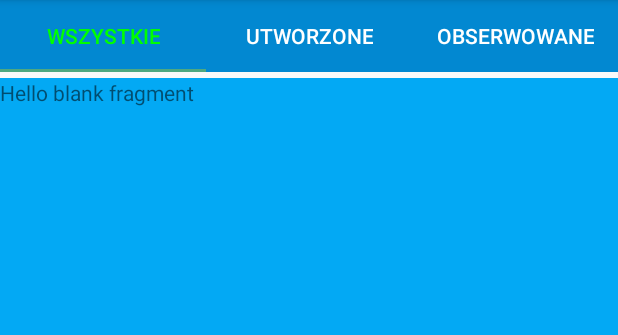
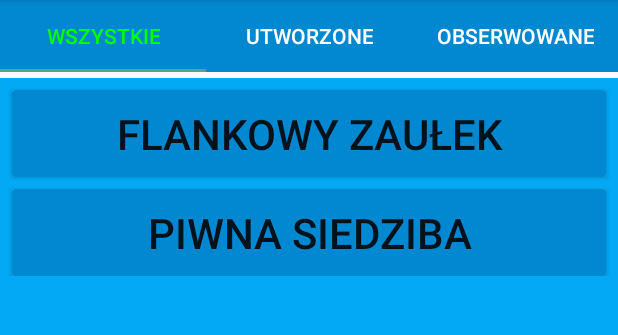
Before and after one commit to wavelus/miasteczko, an Android app: the AllEventsFragment screen opened directly, with no data from a screen before it, on a phone screen of 412 x 824 dp, the part 84-419 px from its top. Run offline under Robolectric (Android 15) with nearby library versions, the phone set to English and light mode, and no system bars; our stand-ins replace Firebase (no records; nobody signed in at launch, a user with empty details on screens opened directly).

Commit message:
added ScrollView to listing events by tables

```diff
--- a/app/src/main/java/com/wavelus/miasteczko/fragments/AllEventsFragment.kt
+++ b/app/src/main/java/com/wavelus/miasteczko/fragments/AllEventsFragment.kt
@@ -3,19 +3,66 @@ package com.wavelus.miasteczko.fragments
 
 import android.os.Bundle
 import android.support.v4.app.Fragment
+import android.support.v7.widget.LinearLayoutManager
 import android.view.LayoutInflater
 import android.view.View
 import android.view.ViewGroup
+import android.widget.Toast
+import com.firebase.ui.database.FirebaseRecyclerOptions
+import com.google.firebase.database.FirebaseDatabase
 
 import com.wavelus.miasteczko.R
+import kotlinx.android.synthetic.main.fragment_all_events.*
+import com.google.firebase.database.Query
+import com.wavelus.miasteczko.adapters.EventsAdapter
+import com.wavelus.miasteczko.models.MyEvent
+
+
+class AllEventsFragment : Fragment() {
+    var queryEventsFromFlanki: Query = FirebaseDatabase.getInstance().reference.child("events")
+    var optionsOfFlanki: FirebaseRecyclerOptions<MyEvent> = FirebaseRecyclerOptions.Builder<MyEvent>()
+        .setQuery(queryEventsFromFlanki,
+            MyEvent::class.java)
+        .setLifecycleOwner(this)
+        .build()
+    var adapterOfFlanki: EventsAdapter = EventsAdapter(optionsOfFlanki)
+    var adapterOfPiwnaSiedziba: EventsAdapter = EventsAdapter(optionsOfFlanki)
+
+    override fun onCreateView(inflater: LayoutInflater, container: ViewGroup?,
+                              savedInstanceState: Bundle?): View? {
+        return inflater!!.inflate(R.layout.fragment_all_events, container, false)
+    }
 
 
 
-class AllEventsFragment : Fragment() {
-    override fun onCreateView(inflater: LayoutInflater, container: ViewGroup?,
-                              savedInstanceState: Bundle?): View? {
-        // Inflate the layout for this fragment
-        return inflater!!.inflate(R.layout.fragment_all_events, container, false)
+    override fun onViewCreated(view: View, savedInstanceState: Bundle?) {
+        super.onViewCreated(view, savedInstanceState)
+
+        var linearLayoutManager = LinearLayoutManager(context, LinearLayoutManager.VERTICAL,false)
+        var linearLayoutManager2 = LinearLayoutManager(context, LinearLayoutManager.VERTICAL,false)
+        tableFlankiRecyclerView.setHasFixedSize(true)
+        tableFlankiRecyclerView.layoutManager = linearLayoutManager
+        tableFlankiRecyclerView.adapter = adapterOfFlanki
+
+        tablePiwnaSiedzibaRecyclerView.setHasFixedSize(true)
+        tablePiwnaSiedzibaRecyclerView.layoutManager = linearLayoutManager2
+        tablePiwnaSiedzibaRecyclerView.adapter = adapterOfPiwnaSiedziba
+
+        tableFlankiBtn.setOnClickListener {
+            Toast.makeText(context, "Click!",Toast.LENGTH_LONG).show()
+            if(tableFlankiRecyclerView.visibility.equals(View.GONE) ){
+                tableFlankiRecyclerView.visibility= View.VISIBLE
+            }else{
+                tableFlankiRecyclerView.visibility= View.GONE
+            }
+        }
+
+        tablePiwnaSiedzibaBtn.setOnClickListener {
+            if(tablePiwnaSiedzibaRecyclerView.visibility.equals(View.GONE)){
+                tablePiwnaSiedzibaRecyclerView.visibility = View.VISIBLE
+            }else{
+                tablePiwnaSiedzibaRecyclerView.visibility = View.GONE
+            }
+        }
     }
-
 }
--- a/app/src/main/res/layout/activity_create_event.xml
+++ b/app/src/main/res/layout/activity_create_event.xml
@@ -108,7 +108,7 @@
                         android:text="Utwórz wydarzenie"
                         android:textColor="#d3d3d3"
                         android:layout_width="150dp"
-                        android:layout_height="50dp"/>
+                        android:layout_height="50dp" android:clickable="true"/>
 
 
             </LinearLayout>
--- a/app/src/main/res/layout/fragment_all_events.xml
+++ b/app/src/main/res/layout/fragment_all_events.xml
@@ -1,14 +1,82 @@
 <?xml version="1.0" encoding="utf-8"?>
-<FrameLayout xmlns:android="http://schemas.android.com/apk/res/android"
-             xmlns:tools="http://schemas.android.com/tools"
+<ScrollView
+        xmlns:android="http://schemas.android.com/apk/res/android"
+        xmlns:app="http://schemas.android.com/apk/res-auto" xmlns:tools="http://schemas.android.com/tools"
              android:layout_width="match_parent"
              android:layout_height="match_parent"
              tools:context=".fragments.AllEventsFragment">
+    <LinearLayout android:layout_width="match_parent"
+                  android:orientation="vertical"
+                  android:layout_height="wrap_content">
+
+        <android.support.v7.widget.CardView
+            android:id="@+id/flankiCV"
+            android:layout_width="match_parent"
+            android:layout_height="wrap_content" android:layout_marginTop="8dp"
+            app:layout_constraintTop_toTopOf="parent" app:layout_constraintEnd_toEndOf="parent"
+            android:layout_marginEnd="8dp" app:layout_constraintStart_toStartOf="parent"
+            android:layout_marginStart="8dp">
+
+            <LinearLayout
+                android:orientation="vertical"
+                android:layout_width="match_parent"
+                android:layout_height="wrap_content">
+
+                <Button
+                    android:id="@+id/tableFlankiBtn"
+                    android:text="Flankowy Zaułek"
+                    android:background="@color/colorPrimaryDark"
+                    android:padding="10dp"
+                    android:textSize="28sp"
+                    android:layout_width="match_parent"
+                    android:layout_height="wrap_content"/>
+                <android.support.v7.widget.RecyclerView
+                    android:visibility="gone"
+                    android:id="@+id/tableFlankiRecyclerView"
+                    android:layout_width="368dp"
+                    android:layout_height="460dp">
+
+                </android.support.v7.widget.RecyclerView>
 
 
-    <TextView
-            android:layout_width="match_parent"
-            android:layout_height="match_parent"
-            android:text="@string/hello_blank_fragment"/>
+            </LinearLayout>
 
-</FrameLayout>
+        </android.support.v7.widget.CardView>
+
+
+        <android.support.v7.widget.CardView
+                android:layout_width="match_parent"
+                android:layout_height="wrap_content" android:layout_marginTop="8dp"
+                app:layout_constraintTop_toTopOf="parent" app:layout_constraintEnd_toEndOf="parent"
+                android:layout_marginEnd="8dp" app:layout_constraintStart_toStartOf="parent"
+                android:layout_marginStart="8dp">
+
+            <LinearLayout
+                    android:orientation="vertical"
+                    android:layout_width="match_parent"
+                    android:layout_height="wrap_content">
+
+                <Button
+                        android:id="@+id/tablePiwnaSiedzibaBtn"
+                        android:text="Piwna siedziba"
+                        android:background="@color/colorPrimaryDark"
+                        android:padding="10dp"
+                        android:textSize="28sp"
+                        android:layout_width="match_parent"
+                        android:layout_height="wrap_content"/>
+                <android.support.v7.widget.RecyclerView
+                        android:visibility="gone"
+                        android:id="@+id/tablePiwnaSiedzibaRecyclerView"
+                        android:layout_width="368dp"
+                        android:layout_height="460dp">
+
+                </android.support.v7.widget.RecyclerView>
+
+
+            </LinearLayout>
+
+        </android.support.v7.widget.CardView>
+
+    </LinearLayout>
+
+</ScrollView>
```
Also changed, not shown: app/src/main/java/com/wavelus/miasteczko/adapters/EventsAdapter.kt (added, +45 -0 lines), app/src/main/java/com/wavelus/miasteczko/models/MyEvent.kt (added, +20 -0 lines), app/src/main/res/layout/events_row.xml (added, +90 -0 lines).
